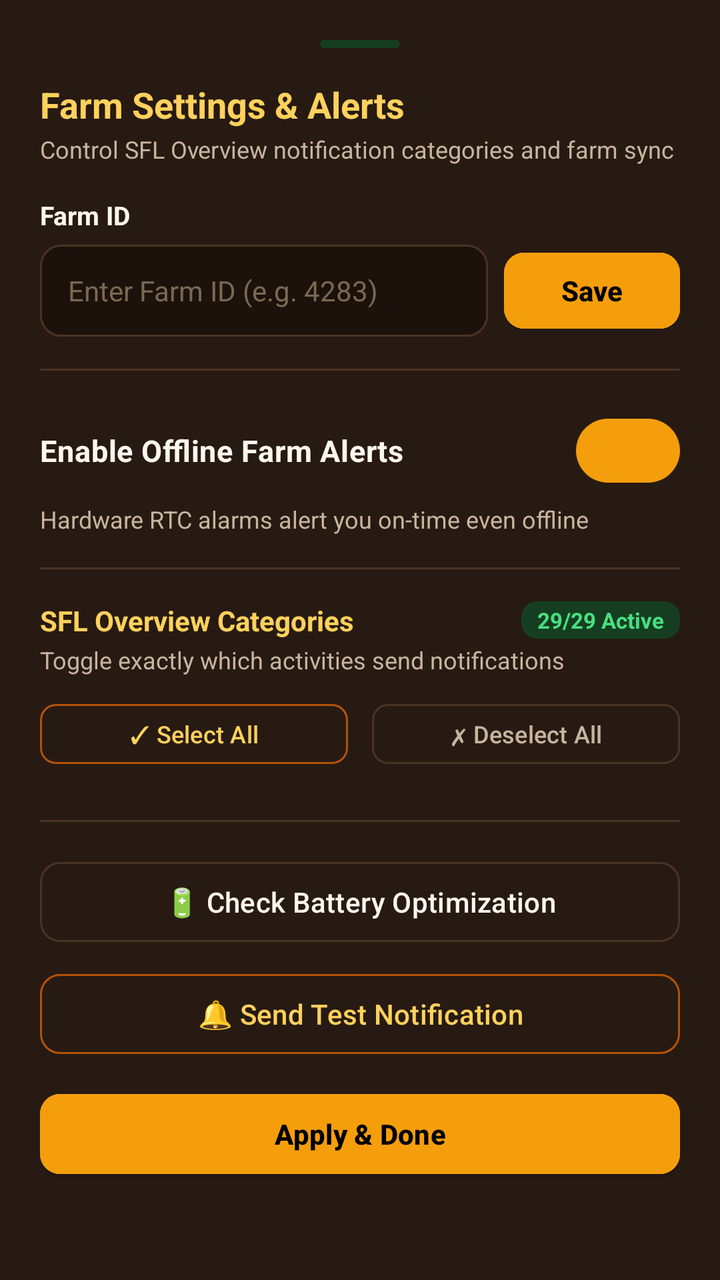
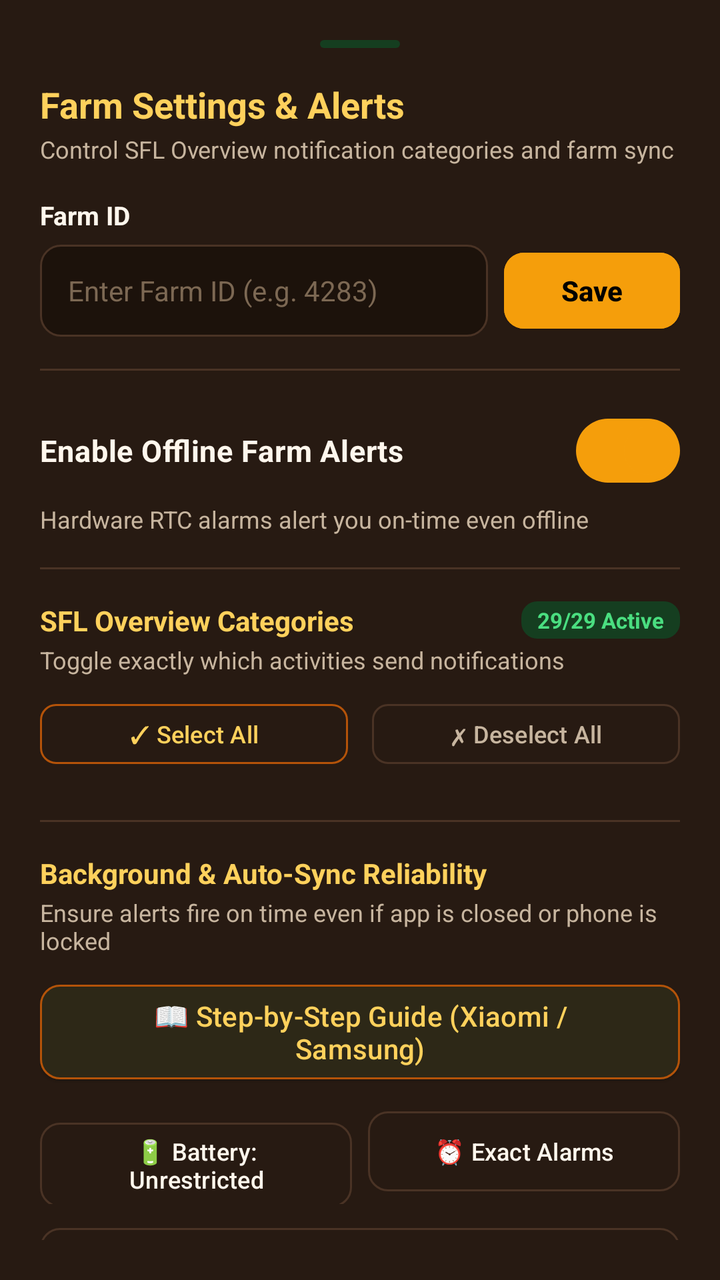

Before-and-after screenshots of an Android layout around one commit, followed by the original layout XML and the change that was made.
<!-- AndroidManifest.xml: application theme Theme.SFLNotifApp -->
<!-- res/layout/bottom_sheet_settings.xml -->
<?xml version="1.0" encoding="utf-8"?>
<androidx.core.widget.NestedScrollView xmlns:android="http://schemas.android.com/apk/res/android"
    xmlns:app="http://schemas.android.com/apk/res-auto"
    android:layout_width="match_parent"
    android:layout_height="wrap_content"
    android:background="@color/bg_card"
    android:padding="20dp">

    <LinearLayout
        android:layout_width="match_parent"
        android:layout_height="wrap_content"
        android:orientation="vertical">

        
        <View
            android:layout_width="40dp"
            android:layout_height="4dp"
            android:layout_gravity="center_horizontal"
            android:layout_marginBottom="16dp"
            android:background="@drawable/bg_badge_ready" />

        <TextView
            android:layout_width="wrap_content"
            android:layout_height="wrap_content"
            android:text="Farm Settings &amp; Alerts"
            android:textColor="@color/sunflower_yellow"
            android:textSize="18sp"
            android:textStyle="bold" />

        <TextView
            android:layout_width="wrap_content"
            android:layout_height="wrap_content"
            android:layout_marginTop="2dp"
            android:text="Control SFL Overview notification categories and farm sync"
            android:textColor="@color/text_secondary"
            android:textSize="12sp" />

        
        <TextView
            android:layout_width="wrap_content"
            android:layout_height="wrap_content"
            android:layout_marginTop="16dp"
            android:text="Farm ID"
            android:textColor="@color/text_primary"
            android:textSize="13sp"
            android:textStyle="bold" />

        <LinearLayout
            android:layout_width="match_parent"
            android:layout_height="wrap_content"
            android:layout_marginTop="6dp"
            android:gravity="center_vertical"
            android:orientation="horizontal">

            <EditText
                android:id="@+id/etFarmId"
                android:layout_width="0dp"
                android:layout_height="46dp"
                android:layout_weight="1"
                android:background="@drawable/bg_input"
                android:hint="Enter Farm ID (e.g. 4283)"
                android:inputType="number"
                android:paddingHorizontal="14dp"
                android:textColor="@color/text_primary"
                android:textColorHint="@color/text_muted"
                android:textSize="14sp" />

            <Space
                android:layout_width="8dp"
                android:layout_height="wrap_content" />

            <com.google.android.material.button.MaterialButton
                android:id="@+id/btnSaveFarmId"
                style="@style/Widget.Material3.Button.ElevatedButton"
                android:layout_width="wrap_content"
                android:layout_height="46dp"
                android:backgroundTint="@color/sunflower_gold"
                android:text="Save"
                android:textColor="#000000"
                android:textStyle="bold"
                app:cornerRadius="10dp" />
        </LinearLayout>

        <View
            android:layout_width="match_parent"
            android:layout_height="1dp"
            android:layout_marginVertical="16dp"
            android:background="@color/border_subtle" />

        
        <com.google.android.material.materialswitch.MaterialSwitch
            android:id="@+id/switchMasterNotifs"
            android:layout_width="match_parent"
            android:layout_height="wrap_content"
            android:checked="true"
            android:text="Enable Offline Farm Alerts"
            android:textColor="@color/text_primary"
            android:textSize="15sp"
            android:textStyle="bold"
            app:thumbTint="@color/sunflower_gold" />

        <TextView
            android:layout_width="wrap_content"
            android:layout_height="wrap_content"
            android:layout_marginTop="2dp"
            android:text="Hardware RTC alarms alert you on-time even offline"
            android:textColor="@color/text_secondary"
            android:textSize="12sp" />

        <View
            android:layout_width="match_parent"
            android:layout_height="1dp"
            android:layout_marginVertical="16dp"
            android:background="@color/border_subtle" />

        
        <LinearLayout
            android:layout_width="match_parent"
            android:layout_height="wrap_content"
            android:gravity="center_vertical"
            android:orientation="horizontal">

            <TextView
                android:layout_width="0dp"
                android:layout_height="wrap_content"
                android:layout_weight="1"
                android:text="SFL Overview Categories"
                android:textColor="@color/sunflower_yellow"
                android:textSize="14sp"
                android:textStyle="bold" />

            <TextView
                android:id="@+id/tvCategoriesCount"
                android:layout_width="wrap_content"
                android:layout_height="wrap_content"
                android:background="@drawable/bg_badge_ready"
                android:paddingHorizontal="8dp"
                android:paddingVertical="2dp"
                android:text="29/29 Active"
                android:textColor="@color/badge_ready_text"
                android:textSize="11sp"
                android:textStyle="bold" />
        </LinearLayout>

        <TextView
            android:layout_width="wrap_content"
            android:layout_height="wrap_content"
            android:layout_marginTop="2dp"
            android:text="Toggle exactly which activities send notifications"
            android:textColor="@color/text_secondary"
            android:textSize="12sp" />

        
        <LinearLayout
            android:layout_width="match_parent"
            android:layout_height="wrap_content"
            android:layout_marginTop="10dp"
            android:orientation="horizontal">

            <com.google.android.material.button.MaterialButton
                android:id="@+id/btnSelectAllCategories"
                style="@style/Widget.Material3.Button.OutlinedButton"
                android:layout_width="0dp"
                android:layout_height="38dp"
                android:layout_marginEnd="6dp"
                android:layout_weight="1"
                android:padding="0dp"
                android:text="✓ Select All"
                android:textColor="@color/sunflower_yellow"
                android:textSize="12sp"
                app:cornerRadius="8dp"
                app:strokeColor="@color/sunflower_amber_dark" />

            <com.google.android.material.button.MaterialButton
                android:id="@+id/btnDeselectAllCategories"
                style="@style/Widget.Material3.Button.OutlinedButton"
                android:layout_width="0dp"
                android:layout_height="38dp"
                android:layout_marginStart="6dp"
                android:layout_weight="1"
                android:padding="0dp"
                android:text="✗ Deselect All"
                android:textColor="@color/text_secondary"
                android:textSize="12sp"
                app:cornerRadius="8dp"
                app:strokeColor="@color/border_subtle" />
        </LinearLayout>

        
        <androidx.recyclerview.widget.RecyclerView
            android:id="@+id/rvCategories"
            android:layout_width="match_parent"
            android:layout_height="wrap_content"
            android:layout_marginTop="8dp"
            android:nestedScrollingEnabled="false" />

        <View
            android:layout_width="match_parent"
            android:layout_height="1dp"
            android:layout_marginVertical="16dp"
            android:background="@color/border_subtle" />

        
        <com.google.android.material.button.MaterialButton
            android:id="@+id/btnBatteryOptimization"
            style="@style/Widget.Material3.Button.OutlinedButton"
            android:layout_width="match_parent"
            android:layout_height="wrap_content"
            android:text="🔋 Check Battery Optimization"
            android:textColor="@color/text_primary"
            app:cornerRadius="10dp"
            app:strokeColor="@color/border_subtle" />

        
        <com.google.android.material.button.MaterialButton
            android:id="@+id/btnTestNotification"
            style="@style/Widget.Material3.Button.OutlinedButton"
            android:layout_width="match_parent"
            android:layout_height="wrap_content"
            android:layout_marginTop="8dp"
            android:text="🔔 Send Test Notification"
            android:textColor="@color/sunflower_yellow"
            app:cornerRadius="10dp"
            app:strokeColor="@color/sunflower_amber_dark" />

        
        <com.google.android.material.button.MaterialButton
            android:id="@+id/btnCloseSettings"
            style="@style/Widget.Material3.Button.ElevatedButton"
            android:layout_width="match_parent"
            android:layout_height="wrap_content"
            android:layout_marginTop="12dp"
            android:backgroundTint="@color/sunflower_gold"
            android:text="Apply &amp; Done"
            android:textColor="#000000"
            android:textStyle="bold"
            app:cornerRadius="10dp" />

    </LinearLayout>
</androidx.core.widget.NestedScrollView>
<!-- resources referenced by this layout -->
<resources>
  <color name="badge_ready_text">#4ADE80</color>
  <color name="bg_card">#271A12</color>
  <color name="border_subtle">#4A3325</color>
  <color name="sunflower_amber_dark">#B45309</color>
  <color name="sunflower_gold">#F59E0B</color>
  <color name="sunflower_yellow">#FFD15C</color>
  <color name="text_muted">#7C6853</color>
  <color name="text_primary">#FFF7ED</color>
  <color name="text_secondary">#C7B59F</color>
  <!-- drawable bg_badge_ready (drawable) -->
  <?xml version="1.0" encoding="utf-8"?>
  <shape xmlns:android="http://schemas.android.com/apk/res/android"
      android:shape="rectangle">
      <solid android:color="@color/badge_ready_bg" />
      <corners android:radius="8dp" />
  </shape>
  <!-- drawable bg_input (drawable) -->
  <?xml version="1.0" encoding="utf-8"?>
  <shape xmlns:android="http://schemas.android.com/apk/res/android"
      android:shape="rectangle">
      <solid android:color="@color/bg_input" />
      <stroke android:width="1dp" android:color="@color/border_subtle" />
      <corners android:radius="10dp" />
  </shape>
  <style name="Theme.SFLNotifApp" parent="Theme.Material3.Dark.NoActionBar">
          <item name="android:statusBarColor">@color/bg_dark</item>
          <item name="android:navigationBarColor">@color/bg_dark</item>
          <item name="android:windowBackground">@color/bg_dark</item>
          <item name="colorPrimary">@color/sunflower_gold</item>
          <item name="colorSecondary">@color/sfl_green</item>
          <item name="colorSurface">@color/bg_card</item>
          <item name="colorOnSurface">@color/text_primary</item>
      </style>
  <color name="badge_ready_bg">#153E20</color>
  <color name="bg_input">#1C120B</color>
  <color name="bg_dark">#18120C</color>
  <color name="sfl_green">#10B981</color>
</resources>

<!-- the commit's change to res/layout/bottom_sheet_settings.xml (unified diff, before → after) -->
@@ -201,15 +201,88 @@
             android:background="@color/border_subtle" />
 
         
-        <com.google.android.material.button.MaterialButton
-            android:id="@+id/btnBatteryOptimization"
-            style="@style/Widget.Material3.Button.OutlinedButton"
-            android:layout_width="match_parent"
-            android:layout_height="wrap_content"
-            android:text="🔋 Check Battery Optimization"
-            android:textColor="@color/text_primary"
-            app:cornerRadius="10dp"
-            app:strokeColor="@color/border_subtle" />
+        <TextView
+            android:layout_width="wrap_content"
+            android:layout_height="wrap_content"
+            android:text="Background &amp; Auto-Sync Reliability"
+            android:textColor="@color/sunflower_yellow"
+            android:textSize="14sp"
+            android:textStyle="bold" />
+
+        <TextView
+            android:layout_width="wrap_content"
+            android:layout_height="wrap_content"
+            android:layout_marginTop="2dp"
+            android:text="Ensure alerts fire on time even if app is closed or phone is locked"
+            android:textColor="@color/text_secondary"
+            android:textSize="12sp" />
+
+        <LinearLayout
+            android:layout_width="match_parent"
+            android:layout_height="wrap_content"
+            android:layout_marginTop="10dp"
+            android:orientation="vertical">
+
+            
+            <com.google.android.material.button.MaterialButton
+                android:id="@+id/btnBackgroundGuide"
+                style="@style/Widget.Material3.Button.ElevatedButton"
+                android:layout_width="match_parent"
+                android:layout_height="wrap_content"
+                android:backgroundTint="#2D2817"
+                android:text="📖 Step-by-Step Guide (Xiaomi / Samsung)"
+                android:textColor="@color/sunflower_yellow"
+                app:cornerRadius="10dp"
+                app:strokeColor="@color/sunflower_amber_dark"
+                app:strokeWidth="1dp" />
+
+            
+            <LinearLayout
+                android:layout_width="match_parent"
+                android:layout_height="wrap_content"
+                android:layout_marginTop="8dp"
+                android:orientation="horizontal">
+
+                <com.google.android.material.button.MaterialButton
+                    android:id="@+id/btnBatteryOptimization"
+                    style="@style/Widget.Material3.Button.OutlinedButton"
+                    android:layout_width="0dp"
+                    android:layout_height="wrap_content"
+                    android:layout_marginEnd="4dp"
+                    android:layout_weight="1"
+                    android:text="🔋 Battery: Unrestricted"
+                    android:textColor="@color/text_primary"
+                    android:textSize="12sp"
+                    app:cornerRadius="10dp"
+                    app:strokeColor="@color/border_subtle" />
+
+                <com.google.android.material.button.MaterialButton
+                    android:id="@+id/btnExactAlarm"
+                    style="@style/Widget.Material3.Button.OutlinedButton"
+                    android:layout_width="0dp"
+                    android:layout_height="wrap_content"
+                    android:layout_marginStart="4dp"
+                    android:layout_weight="1"
+                    android:text="⏰ Exact Alarms"
+                    android:textColor="@color/text_primary"
+                    android:textSize="12sp"
+                    app:cornerRadius="10dp"
+                    app:strokeColor="@color/border_subtle" />
+            </LinearLayout>
+
+            
+            <com.google.android.material.button.MaterialButton
+                android:id="@+id/btnAutostartSettings"
+                style="@style/Widget.Material3.Button.OutlinedButton"
+                android:layout_width="match_parent"
+                android:layout_height="wrap_content"
+                android:layout_marginTop="8dp"
+                android:text="🚀 App Info / Autostart Settings"
+                android:textColor="@color/text_primary"
+                android:textSize="13sp"
+                app:cornerRadius="10dp"
+                app:strokeColor="@color/border_subtle" />
+        </LinearLayout>
 
         
         <com.google.android.material.button.MaterialButton
